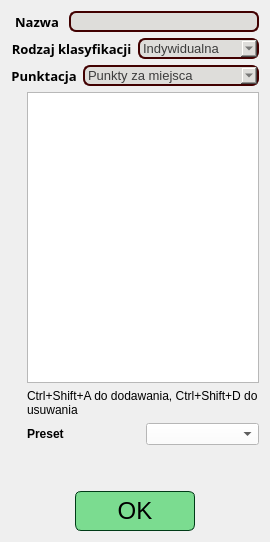
Above: source/UI/EditorWidgets/ClassificationEditorWidget.ui from SiekamCebule/sj-sim before the change. Below: the same form after it.
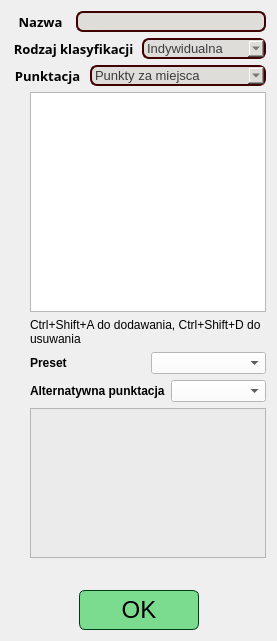
That is the form after the change.

Diff of the .ui file:
```diff
--- a/source/UI/EditorWidgets/ClassificationEditorWidget.ui
+++ b/source/UI/EditorWidgets/ClassificationEditorWidget.ui
@@ -6,14 +6,14 @@
    <rect>
     <x>0</x>
     <y>0</y>
-    <width>268</width>
-    <height>542</height>
+    <width>277</width>
+    <height>641</height>
    </rect>
   </property>
   <property name="windowTitle">
    <string>Form</string>
   </property>
-  <layout class="QVBoxLayout" name="verticalLayout_2" stretch="0,0,0,5,0,0">
+  <layout class="QVBoxLayout" name="verticalLayout_2">
    <item>
     <layout class="QHBoxLayout" name="horizontalLayout_2">
      <item>
@@ -261,7 +261,7 @@
       </spacer>
      </item>
      <item>
-      <layout class="QVBoxLayout" name="verticalLayout" stretch="1,0,0">
+      <layout class="QVBoxLayout" name="verticalLayout" stretch="1,0,0,0,0">
        <item>
         <widget class="QTableView" name="tableView_pointsForPlaces">
          <property name="sizePolicy">
@@ -270,6 +270,12 @@
            <verstretch>0</verstretch>
           </sizepolicy>
          </property>
+         <property name="minimumSize">
+          <size>
+           <width>0</width>
+           <height>220</height>
+          </size>
+         </property>
         </widget>
        </item>
        <item>
@@ -311,6 +317,51 @@
          </item>
         </layout>
        </item>
+       <item>
+        <layout class="QHBoxLayout" name="horizontalLayout_6">
+         <item>
+          <widget class="QLabel" name="label_altPreset">
+           <property name="font">
+            <font>
+             <bold>true</bold>
+            </font>
+           </property>
+           <property name="text">
+            <string>Alternatywna punktacja</string>
+           </property>
+          </widget>
+         </item>
+         <item>
+          <widget class="QComboBox" name="comboBox_altPreset">
+           <property name="styleSheet">
+            <string notr="true">color: black; background-color: white;</string>
+           </property>
+          </widget>
+         </item>
+        </layout>
+       </item>
+       <item>
+        <widget class="QTableView" name="tableView_altPointsForPlaces">
+         <property name="sizePolicy">
+          <sizepolicy hsizetype="Maximum" vsizetype="Maximum">
+           <horstretch>0</horstretch>
+           <verstretch>0</verstretch>
+          </sizepolicy>
+         </property>
+         <property name="maximumSize">
+          <size>
+           <width>16777215</width>
+           <height>150</height>
+          </size>
+         </property>
+         <property name="toolTip">
+          <string>&lt;html&gt;&lt;head/&gt;&lt;body&gt;&lt;p&gt;&lt;span style=&quot; font-weight:700;&quot;&gt;Alternatywna punktacja określa:&lt;/span&gt;&lt;/p&gt;&lt;p&gt;&lt;span style=&quot; font-weight:700;&quot;&gt;1&lt;/span&gt;&lt;span style=&quot; font-weight:700;&quot;&gt;. &lt;/span&gt;&lt;span style=&quot; text-decoration: underline;&quot;&gt;Dla klasyfikacji indywidualnej&lt;/span&gt;: Ilość punktów do klasyfikacji zawodnika za miejsce jego drużyny w konkursie (Np zawodnik dostaje 50 punktów do swojej klasyfikacji za zwycięstwo swojej drużyny).&lt;/p&gt;&lt;p&gt;&lt;br/&gt;&lt;/p&gt;&lt;p&gt;&lt;span style=&quot; font-weight:700;&quot;&gt;2. &lt;/span&gt;&lt;span style=&quot; text-decoration: underline;&quot;&gt;Dla klasyfikacji drużynowej&lt;/span&gt;: Ilość punktów do klasyfikacji za miejsce zawodnika z drużyny w konkursie indywidualnym (Np drużyna dostaje 12 punktów do klasyfikacji za 15 miejsce swojego zawodnika)&lt;/p&gt;&lt;/body&gt;&lt;/html&gt;</string>
+         </property>
+         <property name="styleSheet">
+          <string notr="true">background-color: rgb(235,235,235);</string>
+         </property>
+        </widget>
+       </item>
       </layout>
      </item>
     </layout>
```
Left out of the diff: 2 changed lines with no effect on the pictures.
